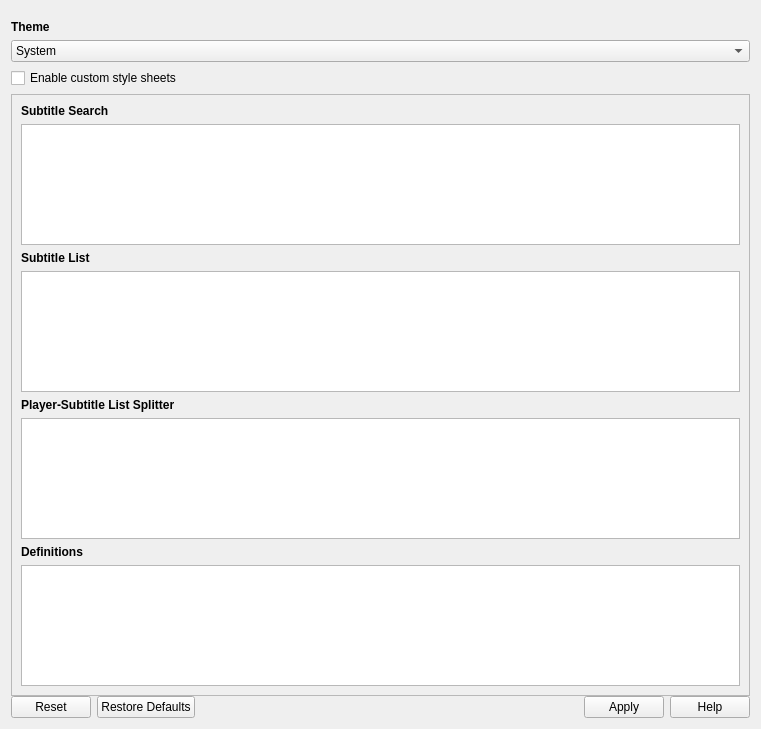
The window that src/gui/widgets/interfacesettings.ui (ripose-jp/Memento) describes before a commit, drawn with Qt 5.
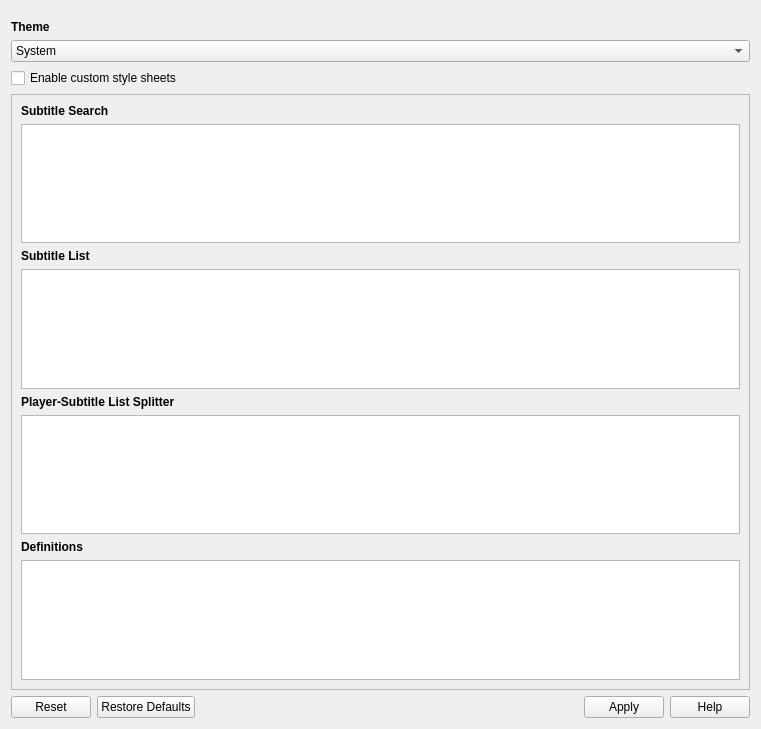
The same window after the commit.

Commit message: Added themes to Windows tenatively

The edit to the form file:
```diff
--- a/src/gui/widgets/interfacesettings.ui
+++ b/src/gui/widgets/interfacesettings.ui
@@ -14,9 +14,6 @@
    <string>Form</string>
   </property>
   <layout class="QVBoxLayout" name="layoutParent">
-   <property name="spacing">
-    <number>0</number>
-   </property>
    <item>
     <widget class="QScrollArea" name="scrollArea">
      <property name="frameShape">
@@ -31,7 +28,7 @@
         <x>0</x>
         <y>0</y>
         <width>749</width>
-        <height>679</height>
+        <height>673</height>
        </rect>
       </property>
       <layout class="QVBoxLayout" name="verticalLayout_2">
```
The commit also changes 2 other files.
